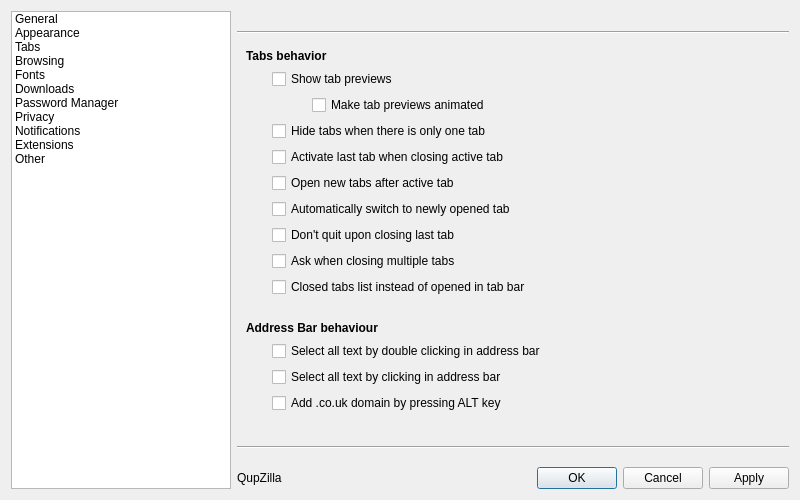
Qt form src/lib/preferences/preferences.ui (QupZilla/qupzilla) before a commit.
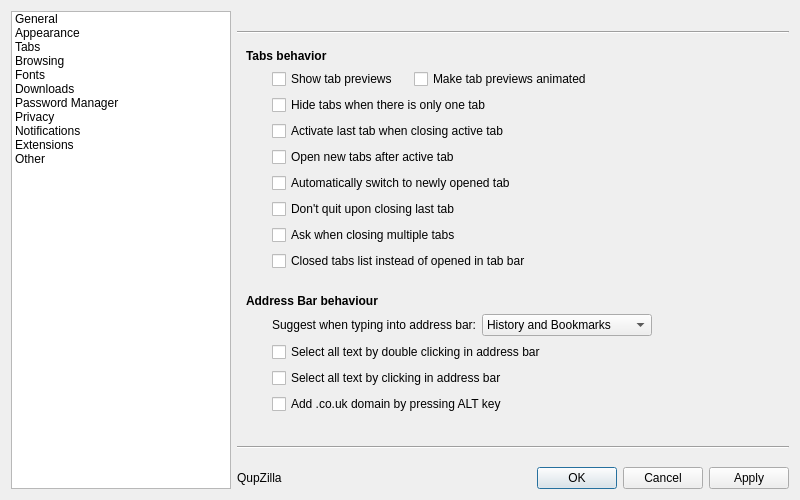
The same form after that commit. The open tabs and pages were chosen to show the change.

Commit message: Added option to choose what to suggest in address bar - History and Bookmarks   History only   Bookmarks only   Nothing

What changed in the file:
```diff
--- a/src/lib/preferences/preferences.ui
+++ b/src/lib/preferences/preferences.ui
@@ -646,42 +646,42 @@
          </property>
         </widget>
        </item>
-       <item row="8" column="1">
+       <item row="9" column="1">
         <widget class="QCheckBox" name="activateLastTab">
          <property name="text">
           <string>Activate last tab when closing active tab</string>
          </property>
         </widget>
        </item>
-       <item row="9" column="1">
+       <item row="10" column="1">
         <widget class="QCheckBox" name="openNewTabAfterActive">
          <property name="text">
           <string>Open new tabs after active tab</string>
          </property>
         </widget>
        </item>
-       <item row="11" column="1">
+       <item row="12" column="1">
         <widget class="QCheckBox" name="dontQuitOnTab">
          <property name="text">
           <string>Don't quit upon closing last tab</string>
          </property>
         </widget>
        </item>
-       <item row="12" column="1">
+       <item row="13" column="1">
         <widget class="QCheckBox" name="askWhenClosingMultipleTabs">
          <property name="text">
           <string>Ask when closing multiple tabs</string>
          </property>
         </widget>
        </item>
-       <item row="13" column="1">
+       <item row="14" column="1">
         <widget class="QCheckBox" name="closedInsteadOpened">
          <property name="text">
           <string>Closed tabs list instead of opened in tab bar</string>
          </property>
         </widget>
        </item>
-       <item row="14" column="1">
+       <item row="15" column="1">
         <spacer name="verticalSpacer_7">
          <property name="orientation">
           <enum>Qt::Vertical</enum>
@@ -694,35 +694,35 @@
          </property>
         </spacer>
        </item>
-       <item row="15" column="0" colspan="2">
+       <item row="16" column="0" colspan="2">
         <widget class="QLabel" name="label_25">
          <property name="text">
           <string>&lt;b&gt;Address Bar behaviour&lt;/b&gt;</string>
          </property>
         </widget>
        </item>
-       <item row="16" column="1" colspan="2">
+       <item row="18" column="1" colspan="2">
         <widget class="QCheckBox" name="selectAllOnFocus">
          <property name="text">
           <string>Select all text by double clicking in address bar</string>
          </property>
         </widget>
        </item>
-       <item row="17" column="1">
+       <item row="19" column="1">
         <widget class="QCheckBox" name="selectAllOnClick">
          <property name="text">
           <string>Select all text by clicking in address bar</string>
          </property>
         </widget>
        </item>
-       <item row="18" column="1">
+       <item row="20" column="1">
         <widget class="QCheckBox" name="addCountryWithAlt">
          <property name="text">
           <string>Add .co.uk domain by pressing ALT key</string>
          </property>
         </widget>
        </item>
-       <item row="19" column="1">
+       <item row="21" column="1">
         <spacer name="verticalSpacer_8">
          <property name="orientation">
           <enum>Qt::Vertical</enum>
@@ -735,8 +735,22 @@
          </property>
         </spacer>
        </item>
-       <item row="5" column="1">
+       <item row="11" column="1">
+        <widget class="QCheckBox" name="switchToNewTabs">
+         <property name="text">
+          <string>Automatically switch to newly opened tab</string>
+         </property>
+        </widget>
+       </item>
+       <item row="1" column="1">
         <layout class="QHBoxLayout" name="horizontalLayout_15">
+         <item>
+          <widget class="QCheckBox" name="showTabPreviews">
+           <property name="text">
+            <string>Show tab previews</string>
+           </property>
+          </widget>
+         </item>
          <item>
           <spacer name="horizontalSpacer_5">
            <property name="orientation">
@@ -747,7 +761,7 @@
            </property>
            <property name="sizeHint" stdset="0">
             <size>
-             <width>40</width>
+             <width>10</width>
              <height>20</height>
             </size>
            </property>
@@ -762,19 +776,62 @@
          </item>
         </layout>
        </item>
-       <item row="1" column="1">
-        <widget class="QCheckBox" name="showTabPreviews">
-         <property name="text">
-          <string>Show tab previews</string>
-         </property>
-        </widget>
-       </item>
-       <item row="10" column="1">
-        <widget class="QCheckBox" name="switchToNewTabs">
-         <property name="text">
-          <string>Automatically switch to newly opened tab</string>
-         </property>
-        </widget>
+       <item row="17" column="1" colspan="2">
+        <layout class="QHBoxLayout" name="horizontalLayout_16">
+         <item>
+          <widget class="QLabel" name="label_59">
+           <property name="text">
+            <string>Suggest when typing into address bar:</string>
+           </property>
+          </widget>
+         </item>
+         <item>
+          <widget class="QComboBox" name="addressbarCompletion">
+           <property name="minimumSize">
+            <size>
+             <width>170</width>
+             <height>0</height>
+            </size>
+           </property>
+           <item>
+            <property name="text">
+             <string>History and Bookmarks</string>
+            </property>
+           </item>
+           <item>
+            <property name="text">
+             <string>History</string>
+            </property>
+           </item>
+           <item>
+            <property name="text">
+             <string>Bookmarks</string>
+            </property>
+           </item>
+           <item>
+            <property name="text">
+             <string>Nothing</string>
+            </property>
+           </item>
+          </widget>
+         </item>
+         <item>
+          <spacer name="horizontalSpacer_23">
+           <property name="orientation">
+            <enum>Qt::Horizontal</enum>
+           </property>
+           <property name="sizeType">
+            <enum>QSizePolicy::Expanding</enum>
+           </property>
+           <property name="sizeHint" stdset="0">
+            <size>
+             <width>40</width>
+             <height>20</height>
+            </size>
+           </property>
+          </spacer>
+         </item>
+        </layout>
        </item>
       </layout>
      </widget>
```
The commit also changes 5 other files.
